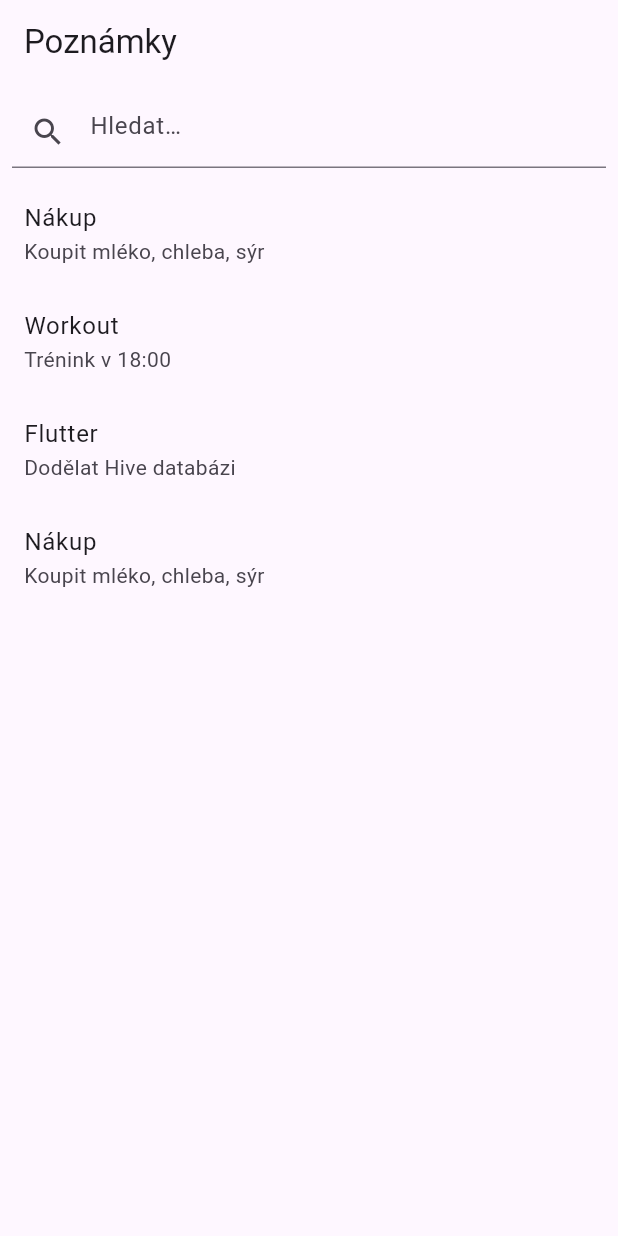
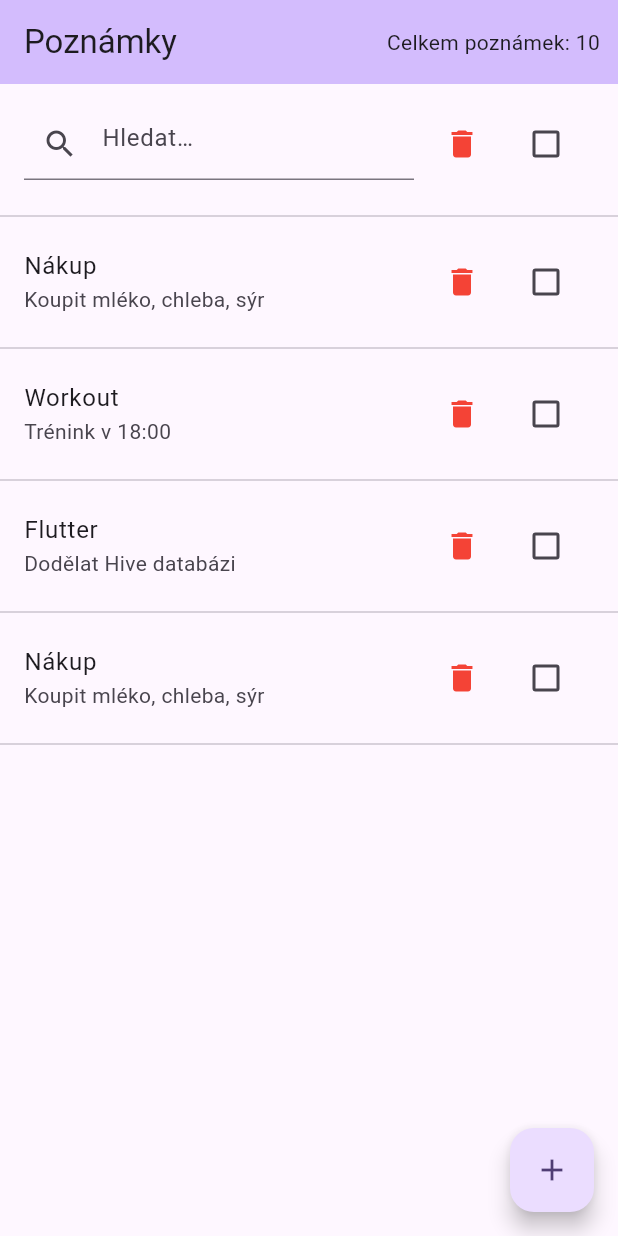
Before and after one commit to F3lda/Notes, a Flutter app: the screen it shows after launch, on a phone screen of 412 x 824 dp. Run offline on Flutter 3.47's test engine with Material 3 defaults, Android fonts, the light colour scheme and no system bars.

Commit message:
floating, select and remove buttons added

```diff
--- a/lib/screens/notes_page.dart
+++ b/lib/screens/notes_page.dart
@@ -20,6 +20,7 @@ class _NotesPageState extends State<NotesPage> {
 
   List<Note> filteredNotes = [];
   String query = '';
+  bool selectAll = false;
 
   @override
   void initState() {
@@ -39,11 +40,25 @@ class _NotesPageState extends State<NotesPage> {
   @override
   Widget build(BuildContext context) {
     return Scaffold(
-      appBar: AppBar(title: const Text("Poznámky")),
+      appBar: AppBar(
+        title: const Text("Poznámky"),
+        backgroundColor: Theme.of(context).colorScheme.inversePrimary,
+        actions: const [
+          Center(child:
+            Padding(padding:
+              EdgeInsets.only(right: 12.0),
+              child: Text("Celkem poznámek: 10", style: TextStyle(fontSize: 14),),
+            ),
+          ),
+        ],
+      ),
       body: Column(
         children: [
           Padding(
-            padding: const EdgeInsets.all(8),
+            padding: const EdgeInsets.all(16.0),
+            child: Row(
+              children: [
+                Expanded(
                   child: TextField(
                     onChanged: search,
                     decoration: const InputDecoration(
@@ -52,21 +67,80 @@ class _NotesPageState extends State<NotesPage> {
                     ),
                   ),
                 ),
-
+                const SizedBox(width: 8),
+                IconButton(
+                  icon: const Icon(Icons.delete, color: Colors.red),
+                  onPressed: () {},
+                ),
+                const SizedBox(width: 8),
+                Checkbox(
+                  tristate: true,
+                  value: selectAll,
+                  onChanged: (bool? value) {
+                    setState(() {
+                      selectAll = value ?? false;
+                    });
+                  },
+                ),
+                const SizedBox(width: 8),
+              ],
+            ),
+          ),
+          const Divider(),
           Expanded(
             child: ListView.builder(
               itemCount: filteredNotes.length,
               itemBuilder: (_, i) {
                 final note = filteredNotes[i];
-                return ListTile(
+                return Column(
+                  children: <Widget>[
+                    ListTile(
                       title: Text(note.title),
                       subtitle: Text(note.content),
+                      onTap: () {
+                        // Handle tile tap, e.g., navigate to note detail page
+                        ScaffoldMessenger.of(context).showSnackBar(
+                          SnackBar(content: Text("Tapped on ${note.title}")),
+                        );
+                      },
+                      trailing: Row(
+                        mainAxisSize: MainAxisSize.min,
+                        children: [
+                          IconButton(
+                            icon: const Icon(Icons.delete, color: Colors.red),
+                            onPressed: () {
+                              setState(() {
+                                allNotes.remove(note);
+                                filteredNotes.remove(note);
+                              });
+                              ScaffoldMessenger.of(context).showSnackBar(
+                                const SnackBar(content: Text("Item deleted")),
+                              );
+                            },
+                          ),
+                          const SizedBox(width: 8),
+                          Checkbox(
+                            value: false,
+                            onChanged: (value) {
+                              // Handle individual selection
+                            },
+                          ),
+                        ],
+                      ),
+                    ),
+                    const Divider(),
+                  ],
                 );
               },
             ),
           ),
         ],
       ),
+      floatingActionButton: FloatingActionButton(
+        onPressed: () {},
+        tooltip: 'Přidat',
+        child: const Icon(Icons.add),
+      ),
     );
   }
 }
```
Lines whose indentation alone changed are shown as unchanged.
